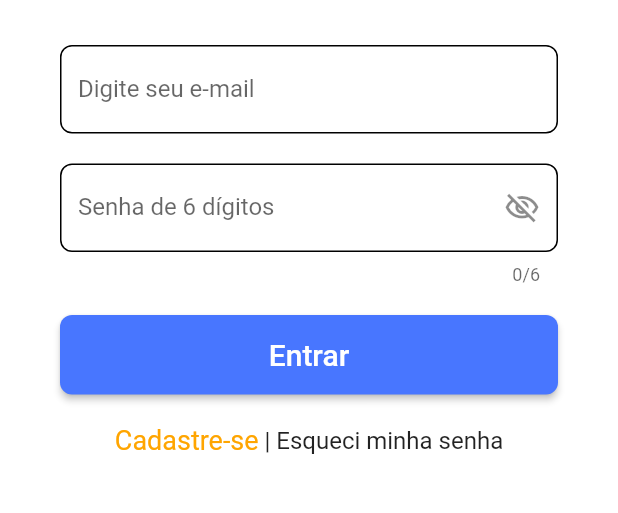
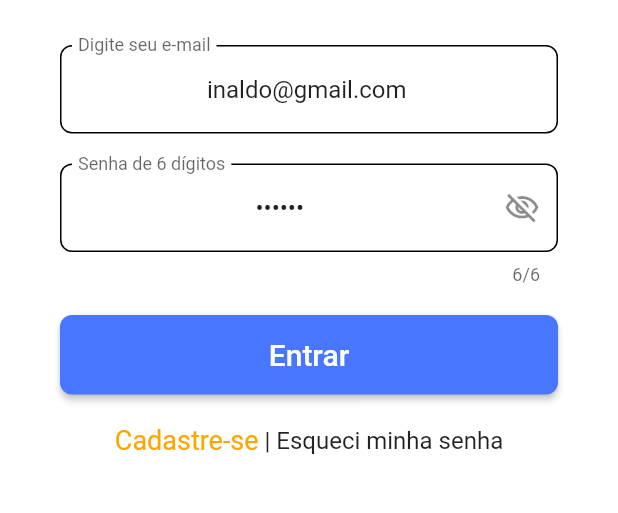
Before and after one commit to InaldoManso/GO_Status, a Flutter app: the screen it shows after launch, on a phone screen of 412 x 824 dp, the part 411-924 px from its top. Run offline on Flutter 3.47's test engine with Material 2 defaults, Android fonts, the phone set to English and light mode, and no system bars; our stand-ins replace cloud_firestore, firebase_auth, firebase_core; missing offline and left inert: flutter_youtube; accounts and stored records are empty.

Commit message:
ajustes antes da correção do Api.dart

```diff
--- a/lib/telas_adm/Login.dart
+++ b/lib/telas_adm/Login.dart
@@ -12,12 +12,12 @@ class Login extends StatefulWidget {
 
 class _LoginState extends State<Login> {
   //Atributos
-  // TextEditingController _controllerEmail =
-  // TextEditingController(text: "inaldo@gmail.com");
-  TextEditingController _controllerEmail = TextEditingController();
-  // TextEditingController _controllerSenha =
-  // TextEditingController(text: "123456");
-  TextEditingController _controllerSenha = TextEditingController();
+  TextEditingController _controllerEmail =
+      TextEditingController(text: "inaldo@gmail.com");
+  // TextEditingController _controllerEmail = TextEditingController();
+  TextEditingController _controllerSenha =
+      TextEditingController(text: "123456");
+  // TextEditingController _controllerSenha = TextEditingController();
   IconData _iconSenha = Icons.visibility_off_outlined;
   Paleta paleta = Paleta();
   bool _esconderSenha = true;
--- a/lib/telas_adm/SplashScreen.dart
+++ b/lib/telas_adm/SplashScreen.dart
@@ -3,7 +3,7 @@ import 'package:go_status/helper/RouteGenerator.dart';
 import 'package:firebase_auth/firebase_auth.dart';
 import 'package:go_status/model/CsgoStats.dart';
 import 'package:go_status/helper/Paleta.dart';
-import 'package:go_status/model/Api.dart';
+import 'package:go_status/helper/Api.dart';
 import 'package:flutter/material.dart';
 import 'package:http/http.dart' as http;
 import 'dart:convert';
--- a/lib/telas_cadastro/SteamId.dart
+++ b/lib/telas_cadastro/SteamId.dart
@@ -2,7 +2,7 @@ import 'dart:convert';
 import 'package:flutter/material.dart';
 import 'package:go_status/helper/Paleta.dart';
 import 'package:go_status/helper/RouteGenerator.dart';
-import 'package:go_status/model/Api.dart';
+import 'package:go_status/helper/Api.dart';
 import 'package:go_status/model/Usuario.dart';
 import 'package:http/http.dart' as http;
 
--- a/lib/telas_menu/Inicio.dart
+++ b/lib/telas_menu/Inicio.dart
@@ -1,7 +1,7 @@
 import 'package:flutter/material.dart';
 import 'package:flutter_youtube/flutter_youtube.dart';
 import 'package:go_status/helper/Paleta.dart';
-import 'package:go_status/model/Api.dart';
+import 'package:go_status/helper/Api.dart';
 import 'package:go_status/model/Video.dart';
 
 class Inicio extends StatefulWidget {
--- a/lib/telas_menu/Perfil.dart
+++ b/lib/telas_menu/Perfil.dart
@@ -3,7 +3,7 @@ import 'package:cloud_firestore/cloud_firestore.dart';
 import 'package:firebase_auth/firebase_auth.dart';
 import 'package:flutter/material.dart';
 import 'package:go_status/helper/Paleta.dart';
-import 'package:go_status/model/Api.dart';
+import 'package:go_status/helper/Api.dart';
 import 'package:go_status/model/CsgoStats.dart';
 import 'package:http/http.dart' as http;
 
```
Also changed, not shown: lib/telas_adm/Home.dart (+11 -11 lines), lib/helper/Api.dart (renamed from lib/model/Api.dart), pubspec.lock.
